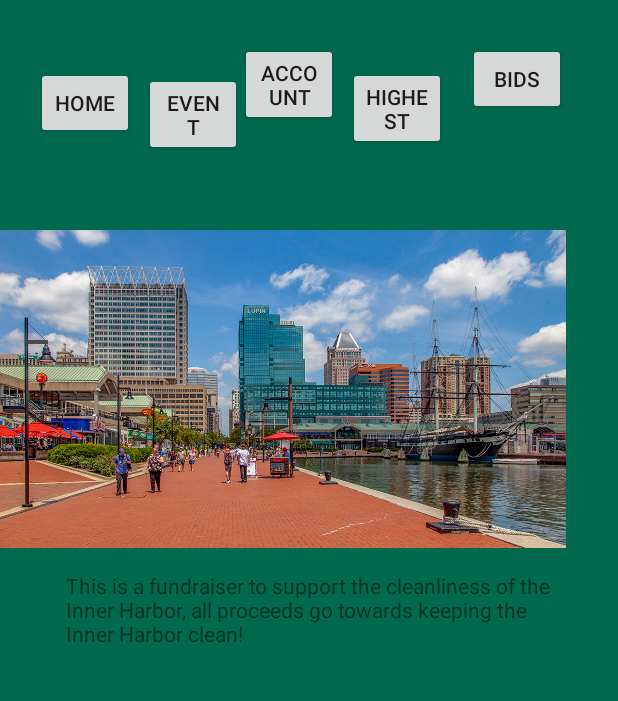
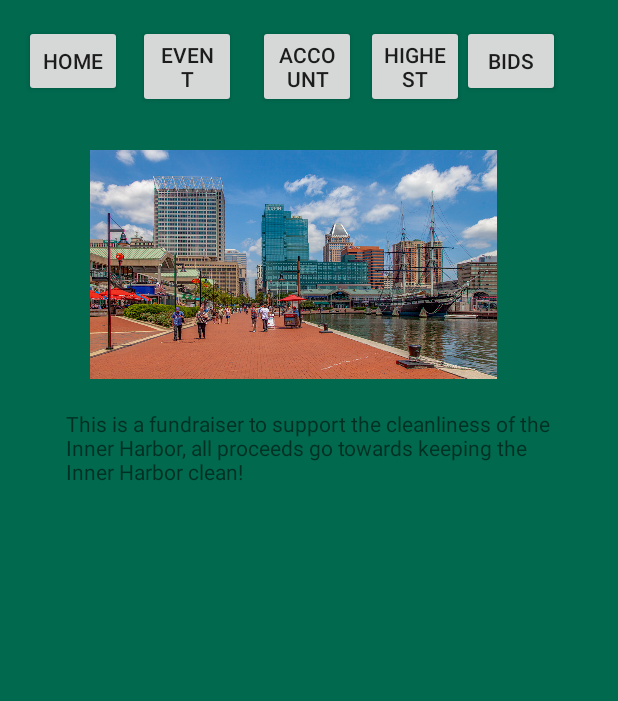
Before and after one commit to noface-0/LoyolaUni-AuctioningApp-Website, an Android app: the EventActivity screen opened directly, with no data from a screen before it, on a phone screen of 412 x 824 dp, the part 155-856 px from its top. Run offline under Robolectric (Android 15) with nearby library versions, the phone set to English and light mode, and no system bars.

Commit message:
formatting design of layouts

```diff
--- a/AndroidApp/app/src/main/res/layout/activity_fundraiser_info.xml
+++ b/AndroidApp/app/src/main/res/layout/activity_fundraiser_info.xml
@@ -37,9 +37,11 @@
 
     <ImageView
         android:id="@+id/fundraiserImage"
-        android:layout_width="377dp"
-        android:layout_height="309dp"
-        android:layout_marginTop="152dp"
+        android:layout_width="271dp"
+        android:layout_height="319dp"
+        android:layout_marginStart="60dp"
+        android:layout_marginLeft="60dp"
+        android:layout_marginTop="64dp"
         app:layout_constraintLeft_toLeftOf="parent"
         app:layout_constraintRight_toRightOf="parent"
         app:layout_constraintStart_toStartOf="parent"
@@ -52,7 +54,7 @@
         android:layout_height="85dp"
         android:layout_marginStart="44dp"
         android:layout_marginLeft="44dp"
-        android:layout_marginTop="428dp"
+        android:layout_marginTop="320dp"
         android:text="This is a fundraiser to clean up the inner harbor"
         app:layout_constraintLeft_toLeftOf="parent"
         app:layout_constraintRight_toRightOf="parent"
@@ -63,9 +65,9 @@
         android:id="@+id/homeButton"
         android:layout_width="65dp"
         android:layout_height="0dp"
-        android:layout_marginStart="24dp"
-        android:layout_marginLeft="24dp"
-        android:layout_marginTop="92dp"
+        android:layout_marginStart="16dp"
+        android:layout_marginLeft="16dp"
+        android:layout_marginTop="64dp"
         android:text="Home"
         app:layout_constraintLeft_toLeftOf="parent"
         app:layout_constraintRight_toRightOf="parent"
@@ -76,9 +78,9 @@
         android:id="@+id/eventButton"
         android:layout_width="65dp"
         android:layout_height="0dp"
-        android:layout_marginStart="96dp"
-        android:layout_marginLeft="96dp"
-        android:layout_marginTop="96dp"
+        android:layout_marginStart="92dp"
+        android:layout_marginLeft="92dp"
+        android:layout_marginTop="64dp"
         android:text="Event"
         app:layout_constraintLeft_toLeftOf="parent"
         app:layout_constraintRight_toRightOf="parent"
@@ -89,9 +91,9 @@
         android:id="@+id/itemsHighestButton"
         android:layout_width="65dp"
         android:layout_height="0dp"
-        android:layout_marginStart="232dp"
-        android:layout_marginLeft="232dp"
-        android:layout_marginTop="92dp"
+        android:layout_marginStart="244dp"
+        android:layout_marginLeft="244dp"
+        android:layout_marginTop="64dp"
         android:text="Highest"
         app:layout_constraintLeft_toLeftOf="parent"
         app:layout_constraintRight_toRightOf="parent"
@@ -102,9 +104,9 @@
         android:id="@+id/loginButton"
         android:layout_width="65dp"
         android:layout_height="0dp"
-        android:layout_marginStart="160dp"
-        android:layout_marginLeft="160dp"
-        android:layout_marginTop="76dp"
+        android:layout_marginStart="172dp"
+        android:layout_marginLeft="172dp"
+        android:layout_marginTop="64dp"
         android:text="Account"
         app:layout_constraintLeft_toLeftOf="parent"
         app:layout_constraintRight_toRightOf="parent"
@@ -115,9 +117,9 @@
         android:id="@+id/whatIBidOnButton"
         android:layout_width="65dp"
         android:layout_height="0dp"
-        android:layout_marginStart="312dp"
-        android:layout_marginLeft="312dp"
-        android:layout_marginTop="76dp"
+        android:layout_marginStart="308dp"
+        android:layout_marginLeft="308dp"
+        android:layout_marginTop="64dp"
         android:text="Bids"
         app:layout_constraintLeft_toLeftOf="parent"
         app:layout_constraintRight_toRightOf="parent"
--- a/AndroidApp/app/src/main/res/layout/activity_main.xml
+++ b/AndroidApp/app/src/main/res/layout/activity_main.xml
@@ -63,8 +63,8 @@
 
     <Button
         android:id="@+id/itemsHighestButton"
-        android:layout_width="65dp"
-        android:layout_height="0dp"
+        android:layout_width="93dp"
+        android:layout_height="49dp"
         android:layout_marginStart="8dp"
         android:layout_marginLeft="8dp"
         android:layout_marginTop="212dp"
@@ -89,8 +89,8 @@
 
     <Button
         android:id="@+id/loginButton"
-        android:layout_width="65dp"
-        android:layout_height="0dp"
+        android:layout_width="95dp"
+        android:layout_height="48dp"
         android:layout_marginStart="8dp"
         android:layout_marginLeft="8dp"
         android:layout_marginTop="280dp"
@@ -115,8 +115,8 @@
 
     <Button
         android:id="@+id/eventButton"
-        android:layout_width="65dp"
-        android:layout_height="wrap_content"
+        android:layout_width="85dp"
+        android:layout_height="46dp"
         android:layout_marginStart="8dp"
         android:layout_marginLeft="8dp"
         android:layout_marginTop="136dp"
```
